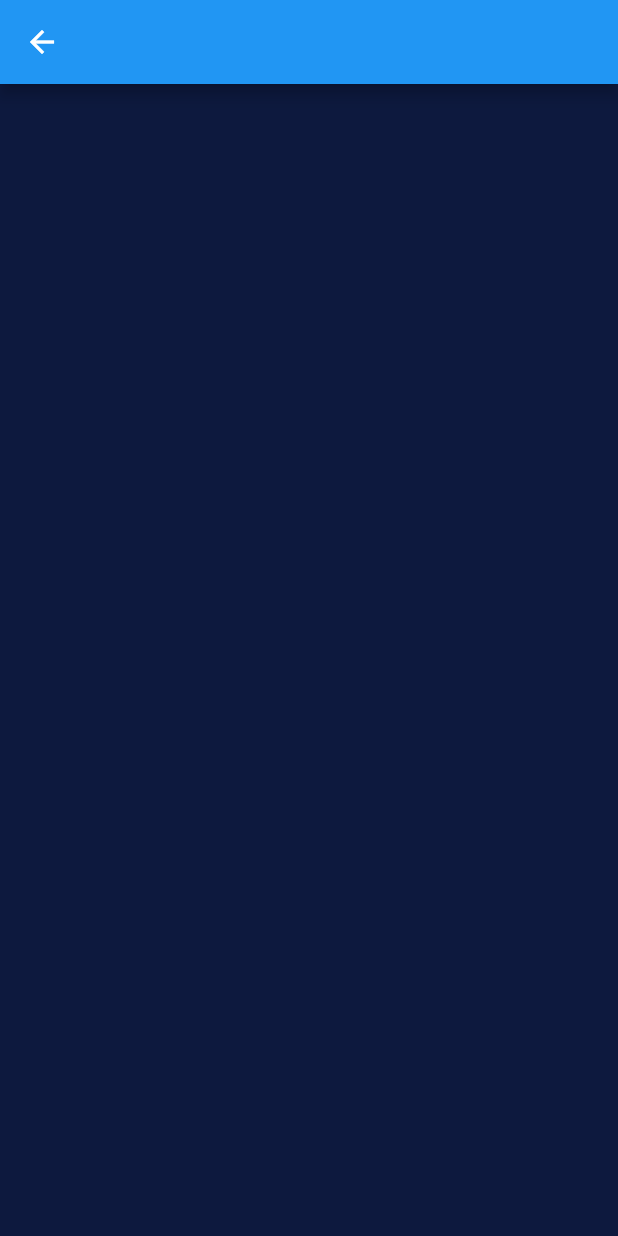
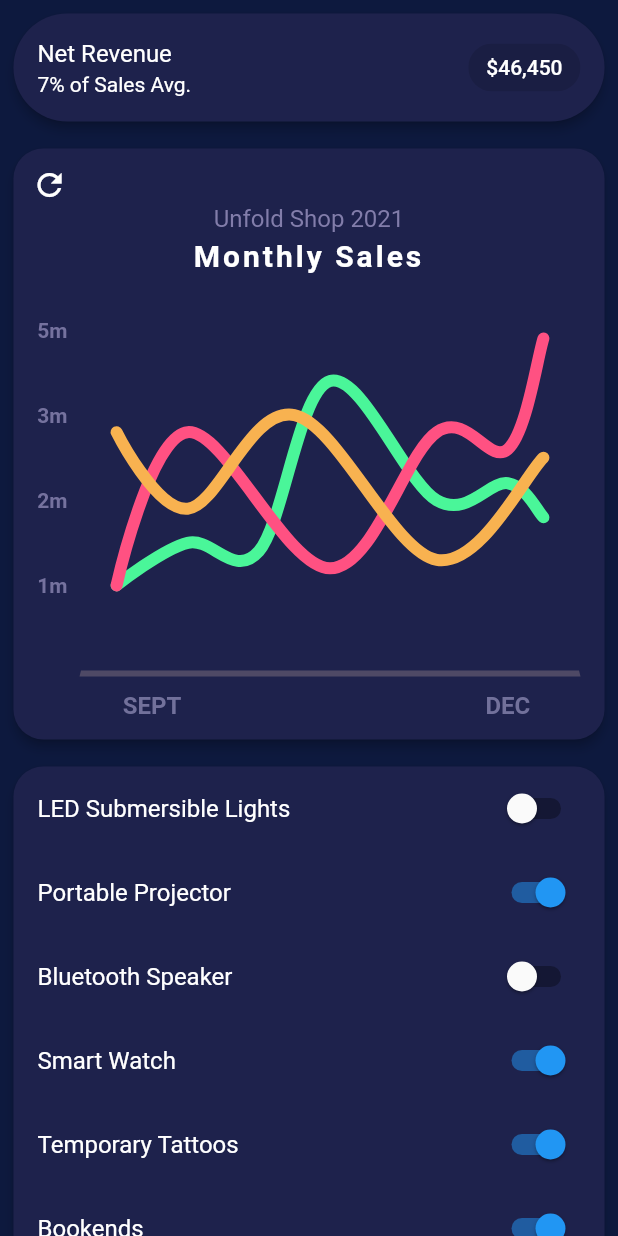
Before and after one commit to ishworpanta10/flutter_responsive_admin_panel, a Flutter app: the PanelRightPage screen opened directly, on a phone screen of 412 x 824 dp. Run offline on Flutter 3.47's test engine with Material 2 defaults, Android fonts, the light colour scheme and no system bars; drawn by our look-alikes of fl_chart; our stand-ins replace flutter_bloc.

Commit message:
completed right screen

```diff
--- a/lib/model/models.dart
+++ b/lib/model/models.dart
@@ -29,3 +29,9 @@ class Person {
   String name;
   Color color;
 }
+
+class Product {
+  Product({this.enable = true, required this.name});
+  String name;
+  bool enable;
+}
--- /dev/null
+++ b/lib/screens/panel_right/line_chart.dart
@@ -0,0 +1,395 @@
+import 'package:fl_chart/fl_chart.dart';
+import 'package:flutter/material.dart';
+import 'package:responsive_admin_panel/constants/constants.dart';
+
+class LineChartSample1 extends StatefulWidget {
+  @override
+  State<StatefulWidget> createState() => LineChartSample1State();
+}
+
+class LineChartSample1State extends State<LineChartSample1> {
+  late bool isShowingMainData;
+
+  @override
+  void initState() {
+    super.initState();
+    isShowingMainData = true;
+  }
+
+  @override
+  Widget build(BuildContext context) {
+    return Padding(
+      padding: const EdgeInsets.only(right: Constants.kPadding / 2, top: Constants.kPadding, left: Constants.kPadding / 2),
+      child: AspectRatio(
+        aspectRatio: 1,
+        child: Card(
+          color: Constants.purpleLight,
+          shape: RoundedRectangleBorder(borderRadius: BorderRadius.circular(20)),
+          elevation: 3,
+          child: Stack(
+            children: <Widget>[
+              Column(
+                crossAxisAlignment: CrossAxisAlignment.stretch,
+                children: <Widget>[
+                  const SizedBox(
+                    height: 37,
+                  ),
+                  const Text(
+                    'Unfold Shop 2021',
+                    style: TextStyle(
+                      color: Color(0xff827daa),
+                      fontSize: 16,
+                    ),
+                    textAlign: TextAlign.center,
+                  ),
+                  const SizedBox(
+                    height: 4,
+                  ),
+                  const Text(
+                    'Monthly Sales',
+                    style: TextStyle(color: Colors.white, fontSize: 20, fontWeight: FontWeight.bold, letterSpacing: 2),
+                    textAlign: TextAlign.center,
+                  ),
+                  const SizedBox(
+                    height: 37,
+                  ),
+                  Expanded(
+                    child: Padding(
+                      padding: const EdgeInsets.only(right: 16.0, left: 6.0),
+                      child: LineChart(
+                        isShowingMainData ? sampleData1() : sampleData2(),
+                        swapAnimationDuration: const Duration(milliseconds: 250),
+                      ),
+                    ),
+                  ),
+                  const SizedBox(
+                    height: 10,
+                  ),
+                ],
+              ),
+              IconButton(
+                icon: Icon(
+                  Icons.refresh,
+                  color: Colors.white.withOpacity(isShowingMainData ? 1.0 : 0.5),
+                ),
+                onPressed: () {
+                  setState(() {
+                    isShowingMainData = !isShowingMainData;
+                  });
+                },
+              )
+            ],
+          ),
+        ),
+      ),
+    );
+  }
+
+  LineChartData sampleData1() {
+    return LineChartData(
+      lineTouchData: LineTouchData(
+        touchTooltipData: LineTouchTooltipData(
+          tooltipBgColor: Colors.blueGrey.withOpacity(0.8),
+        ),
+        touchCallback: (LineTouchResponse touchResponse) {},
+        handleBuiltInTouches: true,
+      ),
+      gridData: FlGridData(
+        show: false,
+      ),
+      titlesData: FlTitlesData(
+        bottomTitles: SideTitles(
+          showTitles: true,
+          reservedSize: 22,
+          getTextStyles: (value) => const TextStyle(
+            color: Color(0xff72719b),
+            fontWeight: FontWeight.bold,
+            fontSize: 16,
+          ),
+          margin: 10,
+          getTitles: (value) {
+            switch (value.toInt()) {
+              case 2:
+                return 'SEPT';
+              case 7:
+                return 'OCT';
+              case 12:
+                return 'DEC';
+            }
+            return '';
+          },
+        ),
+        leftTitles: SideTitles(
+          showTitles: true,
+          getTextStyles: (value) => const TextStyle(
+            color: Color(0xff75729e),
+            fontWeight: FontWeight.bold,
+            fontSize: 14,
+          ),
+          getTitles: (value) {
+            switch (value.toInt()) {
+              case 1:
+                return '1m';
+              case 2:
+                return '2m';
+              case 3:
+                return '3m';
+              case 4:
+                return '5m';
+            }
+            return '';
+          },
+          margin: 8,
+          reservedSize: 30,
+        ),
+      ),
+      borderData: FlBorderData(
+        show: true,
+        border: const Border(
+          bottom: BorderSide(
+            color: Color(0xff4e4965),
+            width: 4,
+          ),
+          left: BorderSide(
+            color: Colors.transparent,
+          ),
+          right: BorderSide(
+            color: Colors.transparent,
+          ),
+          top: BorderSide(
+            color: Colors.transparent,
+          ),
+        ),
+      ),
+      minX: 0,
+      maxX: 14,
+      maxY: 4,
+      minY: 0,
+      lineBarsData: linesBarData1(),
+    );
+  }
+
+  List<LineChartBarData> linesBarData1() {
+    final lineChartBarData1 = LineChartBarData(
+      spots: [
+        FlSpot(1, 1),
+        FlSpot(3, 1.5),
+        FlSpot(5, 1.4),
+        FlSpot(7, 3.4),
+        FlSpot(10, 2),
+        FlSpot(12, 2.2),
+        FlSpot(13, 1.8),
+      ],
+      isCurved: true,
+      colors: [
+        const Color(0xff4af699),
+      ],
+      barWidth: 8,
+      isStrokeCapRound: true,
+      dotData: FlDotData(
+        show: false,
+      ),
+      belowBarData: BarAreaData(
+        show: false,
+      ),
+    );
+    final lineChartBarData2 = LineChartBarData(
+      spots: [
+        FlSpot(1, 1),
+        FlSpot(3, 2.8),
+        FlSpot(7, 1.2),
+        FlSpot(10, 2.8),
+        FlSpot(12, 2.6),
+        FlSpot(13, 3.9),
+      ],
+      isCurved: true,
+      colors: [
+        const Color(0xffff5182),
+      ],
+      barWidth: 8,
+      isStrokeCapRound: true,
+      dotData: FlDotData(
+        show: false,
+      ),
+      belowBarData: BarAreaData(show: false, colors: [
+        const Color(0x00aa4cfc),
+      ]),
+    );
+    final lineChartBarData3 = LineChartBarData(
+      spots: [
+        FlSpot(1, 2.8),
+        FlSpot(3, 1.9),
+        FlSpot(6, 3),
+        FlSpot(10, 1.3),
+        FlSpot(13, 2.5),
+      ],
+      isCurved: true,
+      colors: const [Color(0xfff8b250)],
+      barWidth: 8,
+      isStrokeCapRound: true,
+      dotData: FlDotData(
+        show: false,
+      ),
+      belowBarData: BarAreaData(
+        show: false,
+      ),
+    );
+    return [
+      lineChartBarData1,
+      lineChartBarData2,
+      lineChartBarData3,
+    ];
+  }
+
+  LineChartData sampleData2() {
+    return LineChartData(
+      lineTouchData: LineTouchData(
+        enabled: false,
+      ),
+      gridData: FlGridData(
+        show: false,
+      ),
+      titlesData: FlTitlesData(
+        bottomTitles: SideTitles(
+          showTitles: true,
+          reservedSize: 22,
+          getTextStyles: (value) => const TextStyle(
+            color: Color(0xff72719b),
+            fontWeight: FontWeight.bold,
+            fontSize: 16,
+          ),
+          margin: 10,
+          getTitles: (value) {
+            switch (value.toInt()) {
+              case 2:
+                return 'SEPT';
+              case 7:
+                return 'OCT';
+              case 12:
+                return 'DEC';
+            }
+            return '';
+          },
+        ),
+        leftTitles: SideTitles(
+          showTitles: true,
+          getTextStyles: (value) => const TextStyle(
+            color: Color(0xff75729e),
+            fontWeight: FontWeight.bold,
+            fontSize: 14,
+          ),
+          getTitles: (value) {
+            switch (value.toInt()) {
+              case 1:
+                return '1m';
+              case 2:
+                return '2m';
+              case 3:
+                return '3m';
+              case 4:
+                return '5m';
+              case 5:
+                return '6m';
+            }
+            return '';
+          },
+          margin: 8,
+          reservedSize: 30,
+        ),
+      ),
+      borderData: FlBorderData(
+          show: true,
+          border: const Border(
+            bottom: BorderSide(
+              color: Color(0xff4e4965),
+              width: 4,
+            ),
+            left: BorderSide(
+              color: Colors.transparent,
+            ),
+            right: BorderSide(
+              color: Colors.transparent,
+            ),
+            top: BorderSide(
+              color: Colors.transparent,
+            ),
+          )),
+      minX: 0,
+      maxX: 14,
+      maxY: 6,
+      minY: 0,
+      lineBarsData: linesBarData2(),
+    );
+  }
+
+  List<LineChartBarData> linesBarData2() {
+    return [
+      LineChartBarData(
+        spots: [
+          FlSpot(1, 1),
+          FlSpot(3, 4),
+          FlSpot(5, 1.8),
+          FlSpot(7, 5),
+          FlSpot(10, 2),
+          FlSpot(12, 2.2),
+          FlSpot(13, 1.8),
+        ],
+        isCurved: true,
+        curveSmoothness: 0,
+        colors: const [
+          Color(0x444af699),
+        ],
+        barWidth: 4,
+        isStrokeCapRound: true,
+        dotData: FlDotData(
+          show: false,
+        ),
+        belowBarData: BarAreaData(
+          show: false,
+        ),
+      ),
+      LineChartBarData(
+        spots: [
+          FlSpot(1, 1),
+          FlSpot(3, 2.8),
+          FlSpot(7, 1.2),
+          FlSpot(10, 2.8),
+          FlSpot(12, 2.6),
+          FlSpot(13, 3.9),
+        ],
+        isCurved: true,
+        colors: const [
+          Color(0x99aa4cfc),
+        ],
+        barWidth: 4,
+        isStrokeCapRound: true,
+        dotData: FlDotData(
+          show: false,
+        ),
+        belowBarData: BarAreaData(show: true, colors: [
+          const Color(0x33aa4cfc),
+        ]),
+      ),
+      LineChartBarData(
+        spots: [
+          FlSpot(1, 3.8),
+          FlSpot(3, 1.9),
+          FlSpot(6, 5),
+          FlSpot(10, 3.3),
+          FlSpot(13, 4.5),
+        ],
+        isCurved: true,
+        curveSmoothness: 0,
+        colors: const [
+          Color(0x4427b6fc),
+        ],
+        barWidth: 2,
+        isStrokeCapRound: true,
+        dotData: FlDotData(show: true),
+        belowBarData: BarAreaData(
+          show: false,
+        ),
+      ),
+    ];
+  }
+}
--- a/lib/screens/panel_right/panel_right_page.dart
+++ b/lib/screens/panel_right/panel_right_page.dart
@@ -1,11 +1,111 @@
 import 'package:flutter/material.dart';
 
-class PanelRightPage extends StatelessWidget {
+import '../../constants/constants.dart';
+import '../../model/models.dart';
+import '../screens.dart';
+
+class PanelRightPage extends StatefulWidget {
+  @override
+  _PanelRightPageState createState() => _PanelRightPageState();
+}
+
+class _PanelRightPageState extends State<PanelRightPage> {
+  final List<Product> _products = [
+    Product(name: "LED Submersible Lights", enable: false),
+    Product(
+      name: "Portable Projector",
+    ),
+    Product(name: "Bluetooth Speaker", enable: false),
+    Product(
+      name: "Smart Watch",
+    ),
+    Product(
+      name: "Temporary Tattoos",
+    ),
+    Product(
+      name: "Bookends",
+    ),
+    Product(name: "Vegetable Chopper", enable: false),
+    Product(
+      name: "Neck Massager",
+    ),
+    Product(name: "Facial Cleanser", enable: false),
+    Product(name: "Back Cushion", enable: false),
+  ];
+
   @override
   Widget build(BuildContext context) {
     return Scaffold(
-      appBar: AppBar(
-        backgroundColor: Colors.blue,
+      body: SingleChildScrollView(
+        child: Column(
+          children: [
+            Padding(
+              padding: const EdgeInsets.only(
+                right: Constants.kPadding / 2,
+                top: Constants.kPadding / 2,
+                left: Constants.kPadding / 2,
+              ),
+              child: Card(
+                color: Constants.purpleLight,
+                elevation: 3,
+                shape: RoundedRectangleBorder(
+                  borderRadius: BorderRadius.circular(50),
+                ),
+                child: Container(
+                  width: double.infinity,
+                  child: const ListTile(
+                    //leading: Icon(Icons.monetization_on),
+                    title: Text(
+                      "Net Revenue",
+                      style: TextStyle(color: Colors.white),
+                    ),
+                    subtitle: Text(
+                      "7% of Sales Avg.",
+                      style: TextStyle(color: Colors.white),
+                    ),
+                    trailing: Chip(
+                      label: Text(
+                        r"$46,450",
+                        style: TextStyle(color: Colors.white),
+                      ),
+                    ),
+                  ),
+                ),
+              ),
+            ),
+            LineChartSample1(),
+            Padding(
+              padding: const EdgeInsets.only(
+                right: Constants.kPadding / 2,
+                bottom: Constants.kPadding,
+                top: Constants.kPadding,
+                left: Constants.kPadding / 2,
+              ),
+              child: Card(
+                color: Constants.purpleLight,
+                elevation: 3,
+                shape: RoundedRectangleBorder(borderRadius: BorderRadius.circular(20)),
+                child: Column(
+                  children: List.generate(
+                    _products.length,
+                    (index) => SwitchListTile.adaptive(
+                      title: Text(
+                        _products[index].name,
+                        style: const TextStyle(color: Colors.white),
+                      ),
+                      value: _products[index].enable,
+                      onChanged: (newValue) {
+                        setState(() {
+                          _products[index].enable = newValue;
+                        });
+                      },
+                    ),
+                  ),
+                ),
+              ),
+            ),
+          ],
+        ),
       ),
     );
   }
--- a/lib/screens/screens.dart
+++ b/lib/screens/screens.dart
@@ -3,4 +3,5 @@ export 'panel_center/panel_center_page.dart';
 export 'panel_left/circle_graph.dart';
 export 'panel_left/curved_charts.dart';
 export 'panel_left/panel_left_page.dart';
+export 'panel_right/line_chart.dart';
 export 'panel_right/panel_right_page.dart';
```
